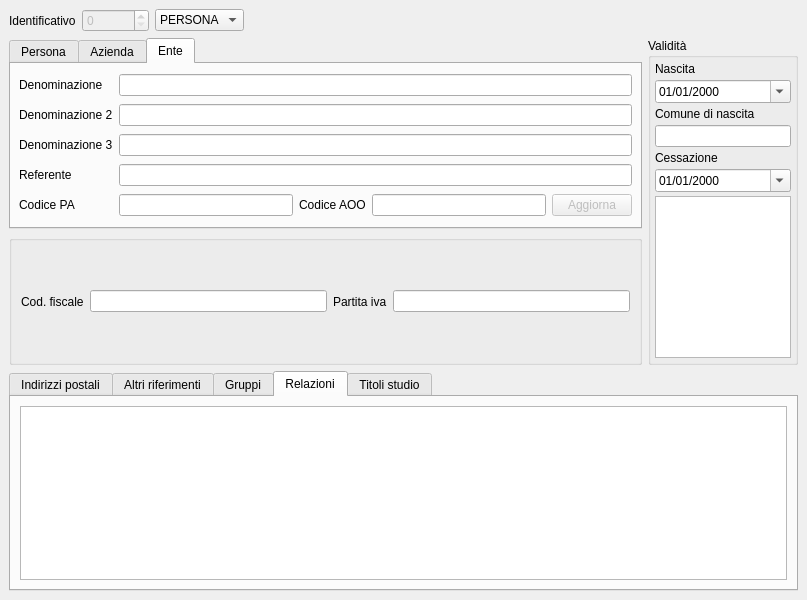
tizianolattisi/suitegda, file src/com/axiastudio/suite/anagrafiche/forms/soggetto.ui: the form before one commit.
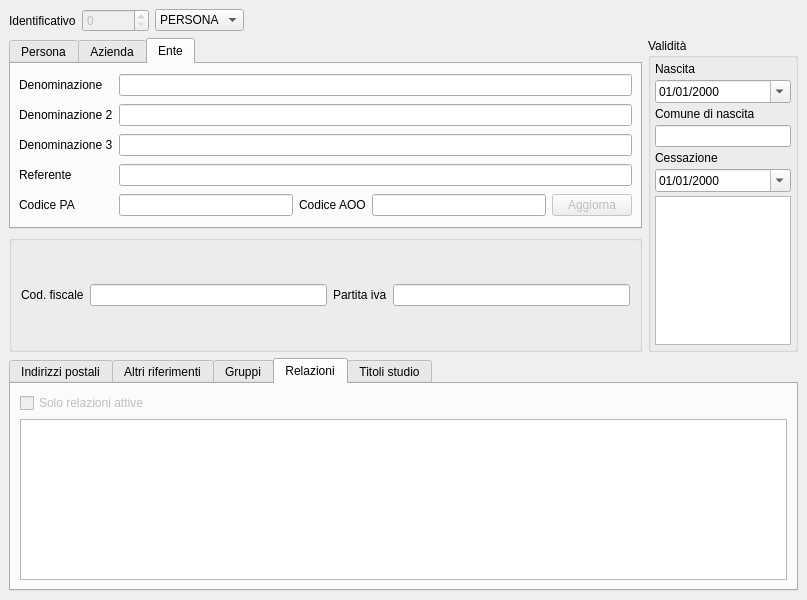
The form after the commit. The open tabs and pages were chosen to show the change. Custom widgets are drawn as their Qt base class.

```diff
--- a/src/com/axiastudio/suite/anagrafiche/forms/soggetto.ui
+++ b/src/com/axiastudio/suite/anagrafiche/forms/soggetto.ui
@@ -314,7 +314,17 @@
        </attribute>
        <layout class="QVBoxLayout" name="verticalLayout_5">
         <item>
-         <widget class="com.axiastudio.pypapi.ui.widgets.PyPaPiTableView" name="tableView_4">
+         <widget class="QCheckBox" name="checkBoxRelazAttive">
+          <property name="enabled">
+           <bool>false</bool>
+          </property>
+          <property name="text">
+           <string>Solo relazioni attive</string>
+          </property>
+         </widget>
+        </item>
+        <item>
+         <widget class="com.axiastudio.pypapi.ui.widgets.PyPaPiTableView" name="tableViewRelazioni">
           <property name="entity" stdset="0">
            <string>.relazioneSoggettoCollection</string>
           </property>
```
Left out of the diff: 19 changed lines with no effect on the pictures.
